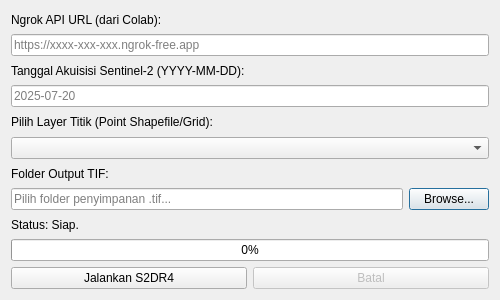
Old version of the form s2dr4_connector_dialog_base.ui in the repository ahzastudio/s2dr4-qgis-connector.
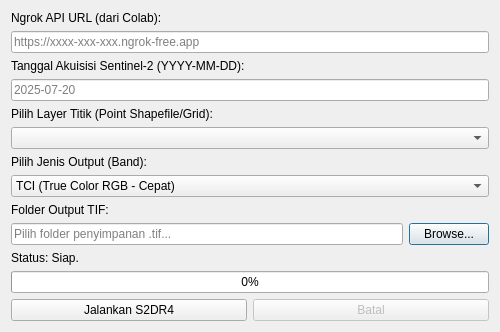
New version of the form.

The edit to the form file:
```diff
--- a/s2dr4_connector_dialog_base.ui
+++ b/s2dr4_connector_dialog_base.ui
@@ -52,6 +52,37 @@
    <item>
     <widget class="QComboBox" name="combo_layer"/>
    </item>
+   <item>
+    <widget class="QLabel" name="label_band">
+     <property name="text">
+      <string>Pilih Jenis Output (Band):</string>
+     </property>
+    </widget>
+   </item>
+   <item>
+    <widget class="QComboBox" name="combo_band">
+     <item>
+      <property name="text">
+       <string>TCI (True Color RGB - Cepat)</string>
+      </property>
+     </item>
+     <item>
+      <property name="text">
+       <string>MS (Multi-Spectral 10-Band - 200MB+)</string>
+      </property>
+     </item>
+     <item>
+      <property name="text">
+       <string>NDVI</string>
+      </property>
+     </item>
+     <item>
+      <property name="text">
+       <string>IRP</string>
+      </property>
+     </item>
+    </widget>
+   </item>
    <item>
     <widget class="QLabel" name="label_outdir">
      <property name="text">
```
